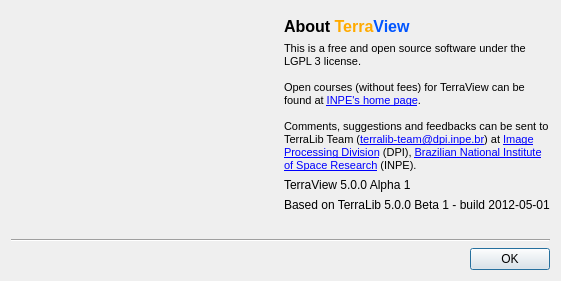
Qt form src/terraview/ui/AboutDialogForm.ui (claudiobogossian/terralib5) before a commit.
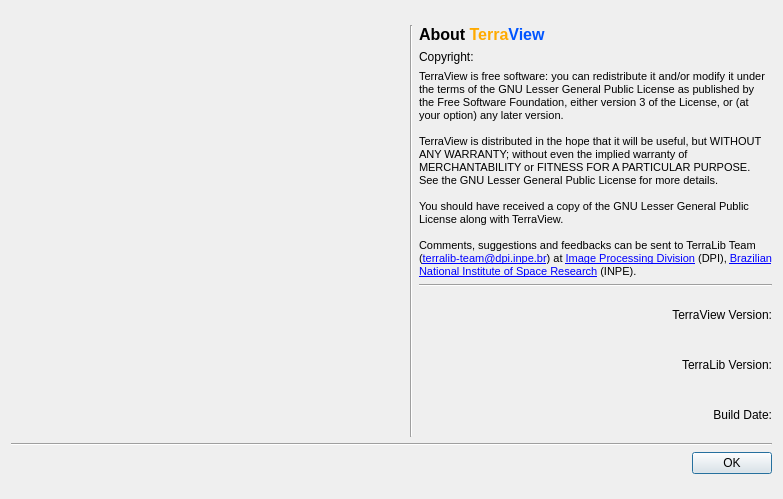
The same form after that commit.

Commit message: added data exchanger enhancements and terraview about changes.

What changed in the file:
```diff
--- a/src/terraview/ui/AboutDialogForm.ui
+++ b/src/terraview/ui/AboutDialogForm.ui
@@ -6,18 +6,22 @@
    <rect>
     <x>0</x>
     <y>0</y>
-    <width>561</width>
-    <height>281</height>
+    <width>783</width>
+    <height>499</height>
    </rect>
   </property>
   <property name="windowTitle">
    <string>About TerraView</string>
   </property>
-  <layout class="QVBoxLayout" name="verticalLayout_5">
-   <item>
-    <layout class="QHBoxLayout" name="horizontalLayout_4">
-     <item>
-      <layout class="QVBoxLayout" name="verticalLayout" stretch="0,0,1">
+  <layout class="QGridLayout" name="gridLayout_9">
+   <item row="0" column="0">
+    <layout class="QGridLayout" name="gridLayout_8">
+     <item row="0" column="0">
+      <layout class="QGridLayout" name="gridLayout_7">
+       <item row="0" column="0">
+        <layout class="QGridLayout" name="gridLayout_6">
+         <item row="0" column="0">
+          <layout class="QVBoxLayout" name="verticalLayout" stretch="0,0">
        <item>
         <layout class="QHBoxLayout" name="horizontalLayout">
          <item>
@@ -36,21 +40,21 @@
          <item>
           <widget class="QLabel" name="m_applicationLogo">
            <property name="sizePolicy">
-            <sizepolicy hsizetype="MinimumExpanding" vsizetype="Preferred">
+                <sizepolicy hsizetype="Fixed" vsizetype="Fixed">
              <horstretch>0</horstretch>
              <verstretch>0</verstretch>
             </sizepolicy>
            </property>
            <property name="minimumSize">
             <size>
-             <width>150</width>
-             <height>50</height>
+                 <width>200</width>
+                 <height>200</height>
             </size>
            </property>
            <property name="maximumSize">
             <size>
-             <width>150</width>
-             <height>50</height>
+                 <width>200</width>
+                 <height>200</height>
             </size>
            </property>
            <property name="text">
@@ -90,10 +94,22 @@
          </item>
          <item>
           <widget class="QLabel" name="m_terralibLogo">
+               <property name="sizePolicy">
+                <sizepolicy hsizetype="Fixed" vsizetype="Fixed">
+                 <horstretch>0</horstretch>
+                 <verstretch>0</verstretch>
+                </sizepolicy>
+               </property>
            <property name="minimumSize">
             <size>
-             <width>100</width>
-             <height>100</height>
+                 <width>150</width>
+                 <height>150</height>
+                </size>
+               </property>
+               <property name="maximumSize">
+                <size>
+                 <width>150</width>
+                 <height>150</height>
             </size>
            </property>
            <property name="text">
@@ -116,33 +132,152 @@
          </item>
         </layout>
        </item>
-       <item>
-        <spacer name="verticalSpacer">
-         <property name="orientation">
-          <enum>Qt::Vertical</enum>
-         </property>
-         <property name="sizeHint" stdset="0">
+          </layout>
+         </item>
+         <item row="1" column="0">
+          <layout class="QGridLayout" name="gridLayout_5">
+           <item row="0" column="0">
+            <widget class="QLabel" name="m_thirdParty_1">
+             <property name="sizePolicy">
+              <sizepolicy hsizetype="Fixed" vsizetype="Fixed">
+               <horstretch>0</horstretch>
+               <verstretch>0</verstretch>
+              </sizepolicy>
+             </property>
+             <property name="minimumSize">
           <size>
-           <width>265</width>
-           <height>13</height>
-          </size>
-         </property>
-        </spacer>
-       </item>
-      </layout>
-     </item>
-     <item>
-      <layout class="QVBoxLayout" name="verticalLayout_2">
-       <item>
+               <width>50</width>
+               <height>50</height>
+              </size>
+             </property>
+             <property name="maximumSize">
+              <size>
+               <width>50</width>
+               <height>50</height>
+              </size>
+             </property>
+             <property name="text">
+              <string/>
+             </property>
+            </widget>
+           </item>
+           <item row="0" column="1">
+            <widget class="QLabel" name="m_thirdParty_2">
+             <property name="sizePolicy">
+              <sizepolicy hsizetype="Fixed" vsizetype="Fixed">
+               <horstretch>0</horstretch>
+               <verstretch>0</verstretch>
+              </sizepolicy>
+             </property>
+             <property name="minimumSize">
+              <size>
+               <width>50</width>
+               <height>50</height>
+              </size>
+             </property>
+             <property name="maximumSize">
+              <size>
+               <width>50</width>
+               <height>50</height>
+              </size>
+             </property>
+             <property name="text">
+              <string/>
+             </property>
+            </widget>
+           </item>
+           <item row="0" column="2">
+            <widget class="QLabel" name="m_thirdParty_3">
+             <property name="sizePolicy">
+              <sizepolicy hsizetype="Fixed" vsizetype="Fixed">
+               <horstretch>0</horstretch>
+               <verstretch>0</verstretch>
+              </sizepolicy>
+             </property>
+             <property name="minimumSize">
+              <size>
+               <width>50</width>
+               <height>50</height>
+              </size>
+             </property>
+             <property name="maximumSize">
+              <size>
+               <width>50</width>
+               <height>50</height>
+              </size>
+             </property>
+             <property name="text">
+              <string/>
+             </property>
+            </widget>
+           </item>
+           <item row="0" column="3">
+            <widget class="QLabel" name="m_thirdParty_4">
+             <property name="sizePolicy">
+              <sizepolicy hsizetype="Fixed" vsizetype="Fixed">
+               <horstretch>0</horstretch>
+               <verstretch>0</verstretch>
+              </sizepolicy>
+             </property>
+             <property name="minimumSize">
+              <size>
+               <width>50</width>
+               <height>50</height>
+              </size>
+             </property>
+             <property name="maximumSize">
+              <size>
+               <width>50</width>
+               <height>50</height>
+              </size>
+             </property>
+             <property name="text">
+              <string/>
+             </property>
+            </widget>
+           </item>
+          </layout>
+         </item>
+        </layout>
+       </item>
+       <item row="0" column="1">
+        <layout class="QGridLayout" name="gridLayout_3">
+         <item row="0" column="0" rowspan="2">
         <widget class="Line" name="line_2">
          <property name="orientation">
           <enum>Qt::Vertical</enum>
          </property>
         </widget>
        </item>
-       <item>
-        <layout class="QVBoxLayout" name="verticalLayout_3" stretch="0,1">
-         <item>
+         <item row="0" column="1">
+          <layout class="QGridLayout" name="gridLayout_2">
+           <item row="2" column="0">
+            <widget class="QLabel" name="m_descriptionLabel">
+             <property name="text">
+              <string>&lt;!DOCTYPE HTML PUBLIC &quot;-//W3C//DTD HTML 4.0//EN&quot; &quot;http://www.w3.org/TR/REC-html40/strict.dtd&quot;&gt;
+&lt;html&gt;&lt;head&gt;&lt;meta name=&quot;qrichtext&quot; content=&quot;1&quot; /&gt;&lt;style type=&quot;text/css&quot;&gt;
+p, li { white-space: pre-wrap; }
+&lt;/style&gt;&lt;/head&gt;&lt;body style=&quot; font-family:'MS Shell Dlg 2'; font-size:8pt; font-weight:400; font-style:normal;&quot;&gt;
+&lt;p style=&quot; margin-top:0px; margin-bottom:0px; margin-left:0px; margin-right:0px; -qt-block-indent:0; text-indent:0px;&quot;&gt;TerraView is free software: you can redistribute it and/or modify it under the terms of the GNU Lesser General Public License as published by the Free Software Foundation, either version 3 of the License, or (at your option) any later version.&lt;/p&gt;
+&lt;p style=&quot;-qt-paragraph-type:empty; margin-top:0px; margin-bottom:0px; margin-left:0px; margin-right:0px; -qt-block-indent:0; text-indent:0px;&quot;&gt;&lt;br /&gt;&lt;/p&gt;
+&lt;p style=&quot; margin-top:0px; margin-bottom:0px; margin-left:0px; margin-right:0px; -qt-block-indent:0; text-indent:0px;&quot;&gt;TerraView is distributed in the hope that it will be useful, but WITHOUT ANY WARRANTY; without even the implied warranty of MERCHANTABILITY or FITNESS FOR A PARTICULAR PURPOSE. See the GNU Lesser General Public License for more details.&lt;/p&gt;
+&lt;p style=&quot;-qt-paragraph-type:empty; margin-top:0px; margin-bottom:0px; margin-left:0px; margin-right:0px; -qt-block-indent:0; text-indent:0px;&quot;&gt;&lt;br /&gt;&lt;/p&gt;
+&lt;p style=&quot; margin-top:0px; margin-bottom:0px; margin-left:0px; margin-right:0px; -qt-block-indent:0; text-indent:0px;&quot;&gt;You should have received a copy of the GNU Lesser General Public License along with TerraView. &lt;/p&gt;
+&lt;p style=&quot;-qt-paragraph-type:empty; margin-top:0px; margin-bottom:0px; margin-left:0px; margin-right:0px; -qt-block-indent:0; text-indent:0px;&quot;&gt;&lt;br /&gt;&lt;/p&gt;
+&lt;p style=&quot; margin-top:0px; margin-bottom:0px; margin-left:0px; margin-right:0px; -qt-block-indent:0; text-indent:0px;&quot;&gt;Comments, suggestions and feedbacks can be sent to TerraLib Team (&lt;a href=&quot;mailto:gribeiro@dpi.inpe.br&quot;&gt;&lt;span style=&quot; text-decoration: underline; color:#0000ff;&quot;&gt;terralib-team@dpi.inpe.br&lt;/span&gt;&lt;/a&gt;) at &lt;a href=&quot;http://www.dpi.inpe.br&quot;&gt;&lt;span style=&quot; text-decoration: underline; color:#0000ff;&quot;&gt;Image Processing Division&lt;/span&gt;&lt;/a&gt; (DPI), &lt;a href=&quot;http://www.inpe.br&quot;&gt;&lt;span style=&quot; text-decoration: underline; color:#0000ff;&quot;&gt;Brazilian National Institute of Space Research&lt;/span&gt;&lt;/a&gt; (INPE).&lt;/p&gt;&lt;/body&gt;&lt;/html&gt;</string>
+             </property>
+             <property name="textFormat">
+              <enum>Qt::RichText</enum>
+             </property>
+             <property name="alignment">
+              <set>Qt::AlignLeading|Qt::AlignLeft|Qt::AlignTop</set>
+             </property>
+             <property name="wordWrap">
+              <bool>true</bool>
+             </property>
+            </widget>
+           </item>
+           <item row="0" column="0">
           <widget class="QLabel" name="m_aboutLabel">
            <property name="font">
             <font>
@@ -160,64 +295,65 @@
            </property>
           </widget>
          </item>
-         <item>
-          <widget class="QLabel" name="m_descriptionLabel">
+           <item row="1" column="0">
+            <widget class="QLabel" name="m_copyrightLabel">
            <property name="text">
-            <string>&lt;!DOCTYPE HTML PUBLIC &quot;-//W3C//DTD HTML 4.0//EN&quot; &quot;http://www.w3.org/TR/REC-html40/strict.dtd&quot;&gt;
-&lt;html&gt;&lt;head&gt;&lt;meta name=&quot;qrichtext&quot; content=&quot;1&quot; /&gt;&lt;style type=&quot;text/css&quot;&gt;
-p, li { white-space: pre-wrap; }
-&lt;/style&gt;&lt;/head&gt;&lt;body style=&quot; font-family:'MS Shell Dlg 2'; font-size:8pt; font-weight:400; font-style:normal;&quot;&gt;
-&lt;p style=&quot; margin-top:0px; margin-bottom:0px; margin-left:0px; margin-right:0px; -qt-block-indent:0; text-indent:0px;&quot;&gt;This is a free and open source software under the LGPL 3 license.&lt;/p&gt;
-&lt;p style=&quot;-qt-paragraph-type:empty; margin-top:0px; margin-bottom:0px; margin-left:0px; margin-right:0px; -qt-block-indent:0; text-indent:0px;&quot;&gt;&lt;br /&gt;&lt;/p&gt;
-&lt;p style=&quot; margin-top:0px; margin-bottom:0px; margin-left:0px; margin-right:0px; -qt-block-indent:0; text-indent:0px;&quot;&gt;Open courses (without fees) for TerraView can be found at &lt;a href=&quot;http://www.dpi.inpe.br/mgis/courses&quot;&gt;&lt;span style=&quot; text-decoration: underline; color:#0000ff;&quot;&gt;INPE's home page&lt;/span&gt;&lt;/a&gt;.&lt;/p&gt;
-&lt;p style=&quot;-qt-paragraph-type:empty; margin-top:0px; margin-bottom:0px; margin-left:0px; margin-right:0px; -qt-block-indent:0; text-indent:0px;&quot;&gt;&lt;br /&gt;&lt;/p&gt;
-&lt;p style=&quot; margin-top:0px; margin-bottom:0px; margin-left:0px; margin-right:0px; -qt-block-indent:0; text-indent:0px;&quot;&gt;Comments, suggestions and feedbacks can be sent to TerraLib Team (&lt;a href=&quot;mailto:gribeiro@dpi.inpe.br&quot;&gt;&lt;span style=&quot; text-decoration: underline; color:#0000ff;&quot;&gt;terralib-team@dpi.inpe.br&lt;/span&gt;&lt;/a&gt;) at &lt;a href=&quot;http://www.dpi.inpe.br&quot;&gt;&lt;span style=&quot; text-decoration: underline; color:#0000ff;&quot;&gt;Image Processing Division&lt;/span&gt;&lt;/a&gt; (DPI), &lt;a href=&quot;http://www.inpe.br&quot;&gt;&lt;span style=&quot; text-decoration: underline; color:#0000ff;&quot;&gt;Brazilian National Institute of Space Research&lt;/span&gt;&lt;/a&gt; (INPE).&lt;/p&gt;&lt;/body&gt;&lt;/html&gt;</string>
-           </property>
-           <property name="textFormat">
-            <enum>Qt::RichText</enum>
-           </property>
-           <property name="alignment">
-            <set>Qt::AlignLeading|Qt::AlignLeft|Qt::AlignTop</set>
-           </property>
-           <property name="wordWrap">
-            <bool>true</bool>
+              <string>Copyright:</string>
            </property>
           </widget>
          </item>
         </layout>
        </item>
-       <item>
+         <item row="1" column="1">
+          <layout class="QGridLayout" name="gridLayout_4">
+           <item row="0" column="0">
+            <widget class="Line" name="line_3">
+             <property name="orientation">
+              <enum>Qt::Horizontal</enum>
+             </property>
+            </widget>
+           </item>
+           <item row="1" column="0">
+            <layout class="QGridLayout" name="gridLayout">
+             <item row="0" column="0">
         <widget class="QLabel" name="m_terraviewVersionLabel">
          <property name="text">
-          <string>TerraView 5.0.0 Alpha 1</string>
-         </property>
-        </widget>
-       </item>
-       <item>
-        <widget class="QLabel" name="m_buildMessageLabel">
+                <string>TerraView Version:</string>
+               </property>
+               <property name="alignment">
+                <set>Qt::AlignRight|Qt::AlignTrailing|Qt::AlignVCenter</set>
+               </property>
+              </widget>
+             </item>
+             <item row="1" column="0">
+              <widget class="QLabel" name="m_terralibVersionLabel">
          <property name="text">
-          <string>Based on TerraLib 5.0.0 Beta 1 - build 2012-05-01</string>
-         </property>
-        </widget>
-       </item>
-       <item>
-        <spacer name="verticalSpacer_2">
-         <property name="orientation">
-          <enum>Qt::Vertical</enum>
-         </property>
-         <property name="sizeHint" stdset="0">
-          <size>
-           <width>20</width>
-           <height>40</height>
-          </size>
-         </property>
-        </spacer>
+                <string>TerraLib Version:</string>
+               </property>
+               <property name="alignment">
+                <set>Qt::AlignRight|Qt::AlignTrailing|Qt::AlignVCenter</set>
+               </property>
+              </widget>
+             </item>
+             <item row="2" column="0">
+              <widget class="QLabel" name="m_buildDateLabel">
+               <property name="text">
+                <string>Build Date:</string>
+               </property>
+               <property name="alignment">
+                <set>Qt::AlignRight|Qt::AlignTrailing|Qt::AlignVCenter</set>
+               </property>
+              </widget>
        </item>
       </layout>
      </item>
     </layout>
    </item>
-   <item>
+        </layout>
+       </item>
+      </layout>
+     </item>
+     <item row="1" column="0">
     <layout class="QVBoxLayout" name="verticalLayout_4">
      <item>
       <widget class="Line" name="line">
@@ -253,6 +389,13 @@
     </layout>
    </item>
   </layout>
+   </item>
+  </layout>
+  <zorder></zorder>
+  <zorder>m_thirdParty_1</zorder>
+  <zorder>m_thirdParty_2</zorder>
+  <zorder>m_thirdParty_3</zorder>
+  <zorder>m_thirdParty_4</zorder>
  </widget>
  <resources/>
  <connections>
```
Lines whose indentation alone changed are shown as unchanged. The commit also changes 14 other files.
